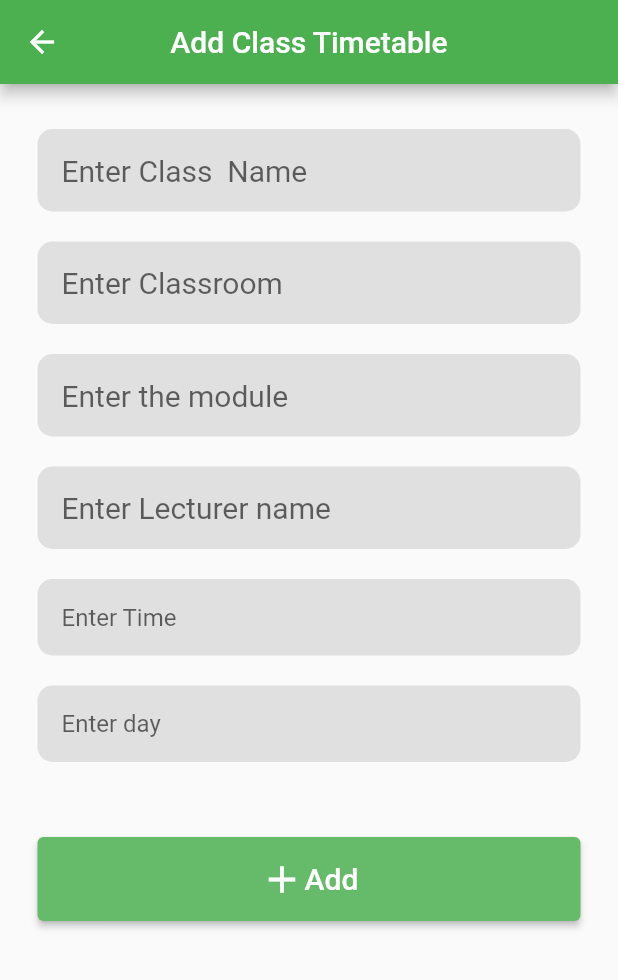
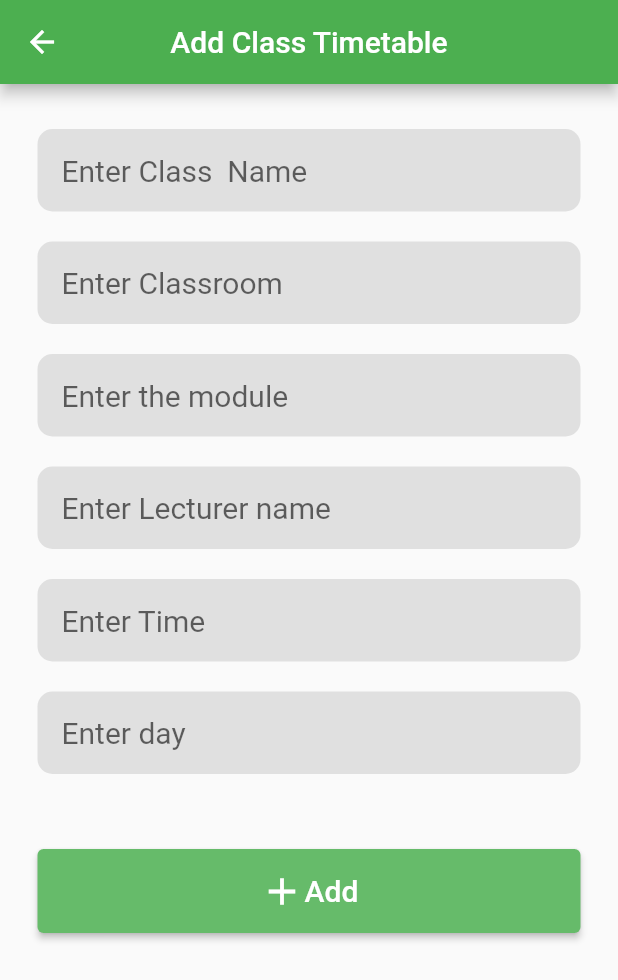
Before and after one commit to shadkasera/must_online, a Flutter app: the AddClass screen opened directly, on a phone screen of 412 x 824 dp. Shown: the top 980 px of the screen. Run offline on Flutter 3.47's test engine with Material 2 defaults, Android fonts, the phone set to English and light mode, and no system bars; our stand-ins replace cloud_firestore, firebase_auth, firebase_core; accounts and stored records are empty.

Commit message:
updated login dart

```diff
--- a/lib/pages/add_class.dart
+++ b/lib/pages/add_class.dart
@@ -38,6 +38,7 @@ class _AddClassState extends State<AddClass> {
                       color: Colors.grey[300],
                       borderRadius: BorderRadius.circular(10)),
                   child: TextField(
+                    style: const TextStyle(fontSize: 20),
                     cursorColor: Colors.black,
                     onChanged: (value) {
                       setState(() {
@@ -61,6 +62,7 @@ class _AddClassState extends State<AddClass> {
                       color: Colors.grey[300],
                       borderRadius: BorderRadius.circular(10)),
                   child: TextField(
+                    style: const TextStyle(fontSize: 20),
                     cursorColor: Colors.black,
                     onChanged: (value) {
                       setState(() {
@@ -84,6 +86,7 @@ class _AddClassState extends State<AddClass> {
                       color: Colors.grey[300],
                       borderRadius: BorderRadius.circular(10)),
                   child: TextField(
+                    style: const TextStyle(fontSize: 20),
                     cursorColor: Colors.black,
                     onChanged: (value) {
                       setState(() {
@@ -108,6 +111,7 @@ class _AddClassState extends State<AddClass> {
                       color: Colors.grey[300],
                       borderRadius: BorderRadius.circular(10)),
                   child: TextField(
+                    style: const TextStyle(fontSize: 20),
                     cursorColor: Colors.black,
                     onChanged: (value) {
                       setState(() {
@@ -132,6 +136,8 @@ class _AddClassState extends State<AddClass> {
                       color: Colors.grey[300],
                       borderRadius: BorderRadius.circular(10)),
                   child: TextField(
+                    cursorColor: Colors.black,
+                    style: const TextStyle(fontSize: 20),
                     onChanged: (value) {
                       setState(() {
                         time = value;
@@ -153,6 +159,8 @@ class _AddClassState extends State<AddClass> {
                       color: Colors.grey[300],
                       borderRadius: BorderRadius.circular(10)),
                   child: TextField(
+                    cursorColor: Colors.black,
+                    style: const TextStyle(fontSize: 20),
                     onChanged: (value) {
                       setState(() {
                         day = value;
@@ -225,7 +233,7 @@ class _AddClassState extends State<AddClass> {
       ScaffoldMessenger.of(context).showSnackBar(
         const SnackBar(
           content: Text(
-            'Class Added Successfully',
+            'ClassTimetable Added Successfully',
           ),
           backgroundColor: Colors.green,
           duration: Duration(seconds: 5),
--- a/lib/pages/welcome.dart
+++ b/lib/pages/welcome.dart
@@ -1,6 +1,7 @@
 import 'package:firebase_auth/firebase_auth.dart';
 import 'package:flutter/material.dart';
 import 'package:must_online/pages/home_screen2.dart';
+import 'package:must_online/pages/show_lecturer.dart';
 
 class WelcomePage extends StatefulWidget {
   const WelcomePage({super.key});
@@ -140,7 +141,7 @@ class WelcomePageState extends State<WelcomePage> {
                     Navigator.push(
                       context,
                       MaterialPageRoute(
-                        builder: (context) => const HomeScreen2(),
+                        builder: (context) => const ShowLecturer(),
                       ),
                     );
                   },
```
Also changed, not shown: lib/pages/show_lecturer.dart (renamed from lib/pages/home_screen2.dart, +7 -7 lines).
